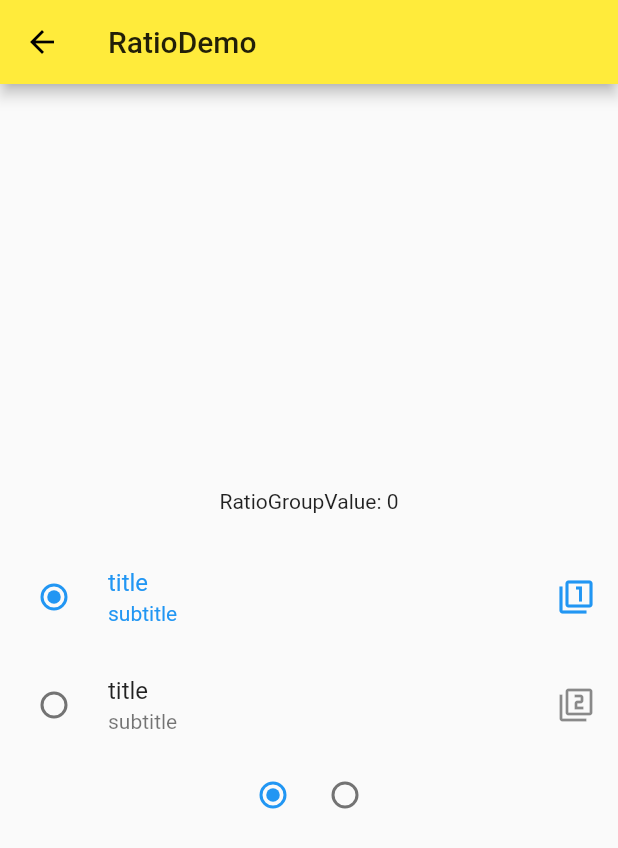
After one commit to chenchaoPgy/flutterStudy, a Flutter app: the screen it shows after launch, after a tap on "RadioDemo", on a phone screen of 412 x 824 dp. The commit adds this screen. Shown: the top 848 px of the screen. Run offline on Flutter 3.47's test engine with Material 2 defaults, Android fonts, the phone set to English and light mode, and no system bars.

Commit message:
复选框  单选框

```diff
--- a/lib/demo/form_demo.dart
+++ b/lib/demo/form_demo.dart
@@ -4,6 +4,7 @@ class FormDemo extends StatelessWidget {
   @override
   Widget build(BuildContext context) {
     return Scaffold(
+      appBar: AppBar(title: Text('FormDemo'),),
       body: Theme(
         data: Theme.of(context).copyWith(
           primaryColor: Colors.black54,
--- a/lib/demo/material_components.dart
+++ b/lib/demo/material_components.dart
@@ -4,6 +4,9 @@ import 'package:my_flutter_app/model/post.dart';
 import 'button_demo.dart';
 import 'floating_action_button.dart';
 import 'popup_menu_button_demo.dart';
+import 'form_demo.dart';
+import 'check_box_demo.dart';
+import 'radio_demo.dart';
 
 class MaterialComponents extends StatelessWidget {
   @override
@@ -15,6 +18,18 @@ class MaterialComponents extends StatelessWidget {
       body: Container(
         child: ListView(
           children: <Widget>[
+            ListItem(
+              title: 'RadioDemo',
+              page: RadioDemo(),
+            ),
+            ListItem(
+              title: 'CheckBoxDemo',
+              page: CheckBoxDemo(),
+            ),
+            ListItem(
+              title: 'FormDemo',
+              page: FormDemo(),
+            ),
             ListItem(
               title: 'PopupMenuButtonDemo',
               page: PopupMenuButtonDemo(),
--- /dev/null
+++ b/lib/demo/radio_demo.dart
@@ -0,0 +1,67 @@
+import 'package:flutter/material.dart';
+
+class RadioDemo extends StatefulWidget {
+  @override
+  _RadioDemoState createState() => _RadioDemoState();
+}
+
+class _RadioDemoState extends State<RadioDemo> {
+  int _groupValue = 0;
+
+  void _radioChangeState(value) {
+    setState(() {
+      _groupValue = value;
+    });
+  }
+
+  @override
+  Widget build(BuildContext context) {
+    return Scaffold(
+      appBar: AppBar(
+        title: Text('RatioDemo'),
+      ),
+      body: Container(
+        child: Column(
+          mainAxisAlignment: MainAxisAlignment.center,
+          children: <Widget>[
+            Text('RatioGroupValue: $_groupValue' ),
+            SizedBox(height: 20.0,),
+            RadioListTile(
+              value: 0,
+              groupValue: _groupValue,
+              onChanged: _radioChangeState,
+              title: Text('title'),
+              subtitle: Text('subtitle'),
+              secondary: Icon(Icons.filter_1),
+              selected: _groupValue == 0,
+            ),
+            RadioListTile(
+              value: 1,
+              groupValue: _groupValue,
+              onChanged: _radioChangeState,
+              title: Text('title'),
+              subtitle: Text('subtitle'),
+              secondary: Icon(Icons.filter_2),
+              selected: _groupValue == 1,
+            ),
+            Row(
+              mainAxisAlignment: MainAxisAlignment.center,
+              children: <Widget>[
+                Radio(
+                  value: 0,
+                  groupValue: _groupValue,
+                  onChanged: _radioChangeState,
+                ),
+                Radio(
+                  value: 1,
+                  groupValue: _groupValue,
+                  onChanged: _radioChangeState,
+                ),
+              ],
+            ),
+          ],
+        ),
+      ),
+    );
+  }
+}
```
Also changed, not shown: lib/demo/check_box_demo.dart (added, +57 -0 lines).
